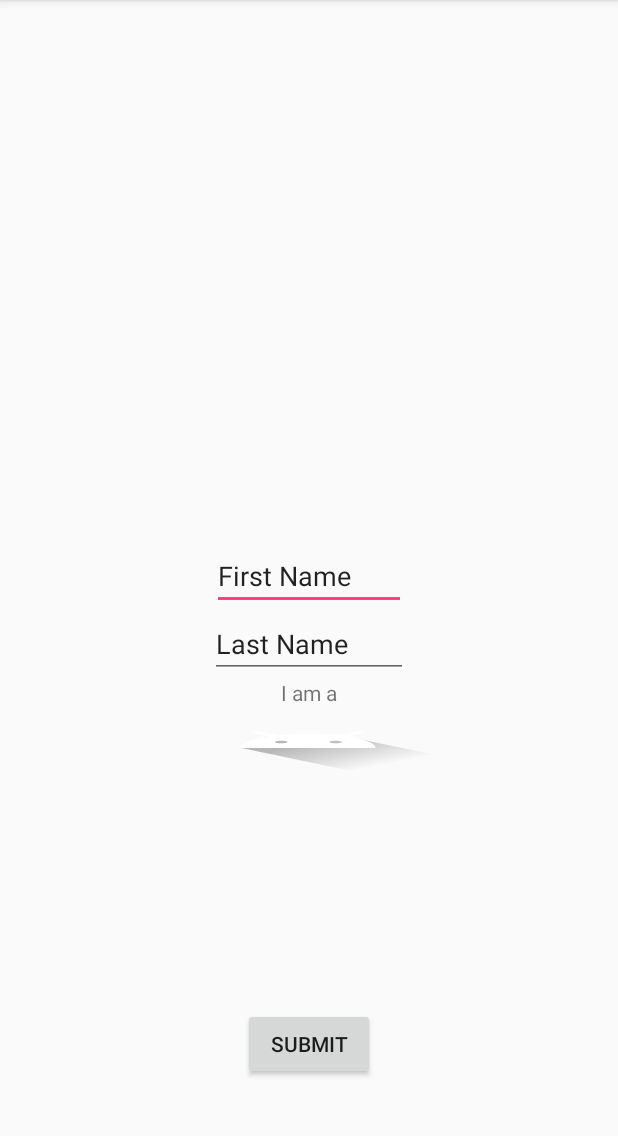
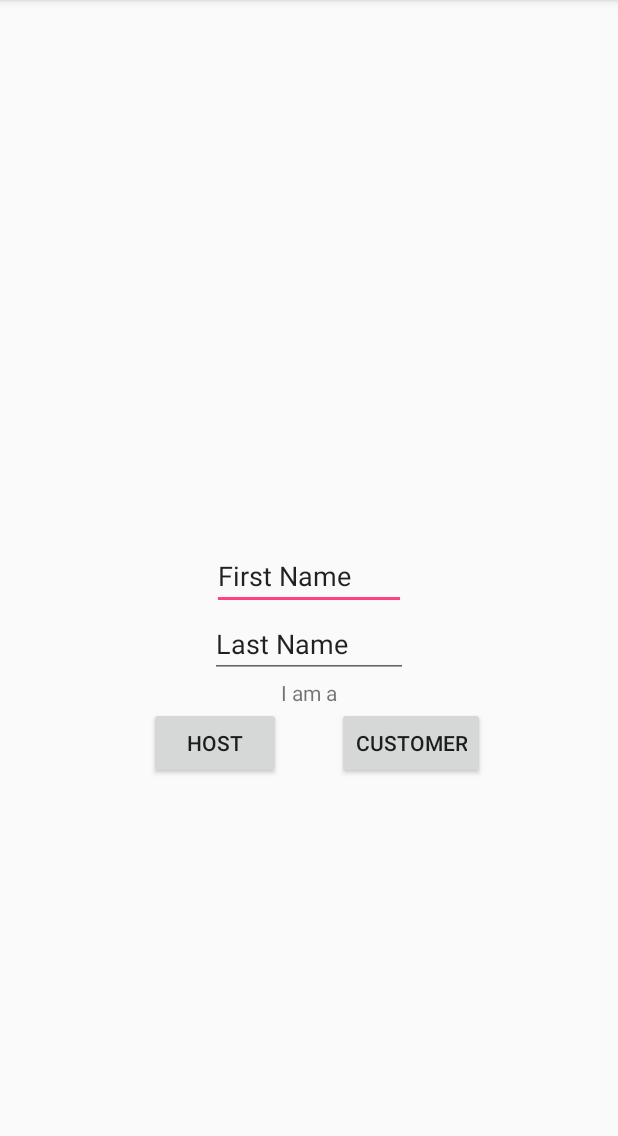
Before and after one commit to knosseir/FIFO, an Android app: the screen it shows after launch (MainActivity), on a phone screen of 412 x 824 dp, the part 84-1220 px from its top. Run offline under Robolectric (Android 15) with nearby library versions, the phone set to English and light mode, and no system bars.

```diff
--- a/app/src/main/res/layout/activity_main.xml
+++ b/app/src/main/res/layout/activity_main.xml
@@ -26,25 +26,6 @@
         android:layout_centerVertical="true"
         android:layout_centerHorizontal="true" />
 
-    <ExpandableListView
-        android:layout_width="219dp"
-        android:layout_height="46dp"
-        android:layout_marginEnd="82dp"
-        android:background="@drawable/ic_launcher_foreground"
-        android:cacheColorHint="@android:color/background_light"
-        android:scrollbars="vertical"
-        android:layout_below="@id/textView2"
-        android:layout_centerHorizontal="true"/>
-
-    <Button
-        android:id="@+id/button"
-        android:layout_width="wrap_content"
-        android:layout_height="wrap_content"
-        android:text="Submit"
-        android:layout_alignParentBottom="true"
-        android:layout_centerHorizontal="true"
-        android:layout_marginBottom="48dp"/>
-
 
     <TextView
         android:id="@+id/textView2"
@@ -53,4 +34,23 @@
         android:text="I am a"
         android:layout_below="@id/editText3"
         android:layout_centerHorizontal="true"/>
+
+    <Button
+        android:id="@+id/button6"
+        android:layout_width="wrap_content"
+        android:layout_height="wrap_content"
+        android:layout_below="@+id/textView2"
+        android:layout_toLeftOf="@+id/textView2"
+        android:layout_toStartOf="@+id/textView2"
+        android:text="Host" />
+
+    <Button
+        android:id="@+id/button7"
+        android:layout_width="wrap_content"
+        android:layout_height="wrap_content"
+        android:layout_alignBaseline="@+id/button6"
+        android:layout_alignBottom="@+id/button6"
+        android:layout_toEndOf="@+id/textView2"
+        android:layout_toRightOf="@+id/textView2"
+        android:text="Customer" />
 </RelativeLayout>
```
